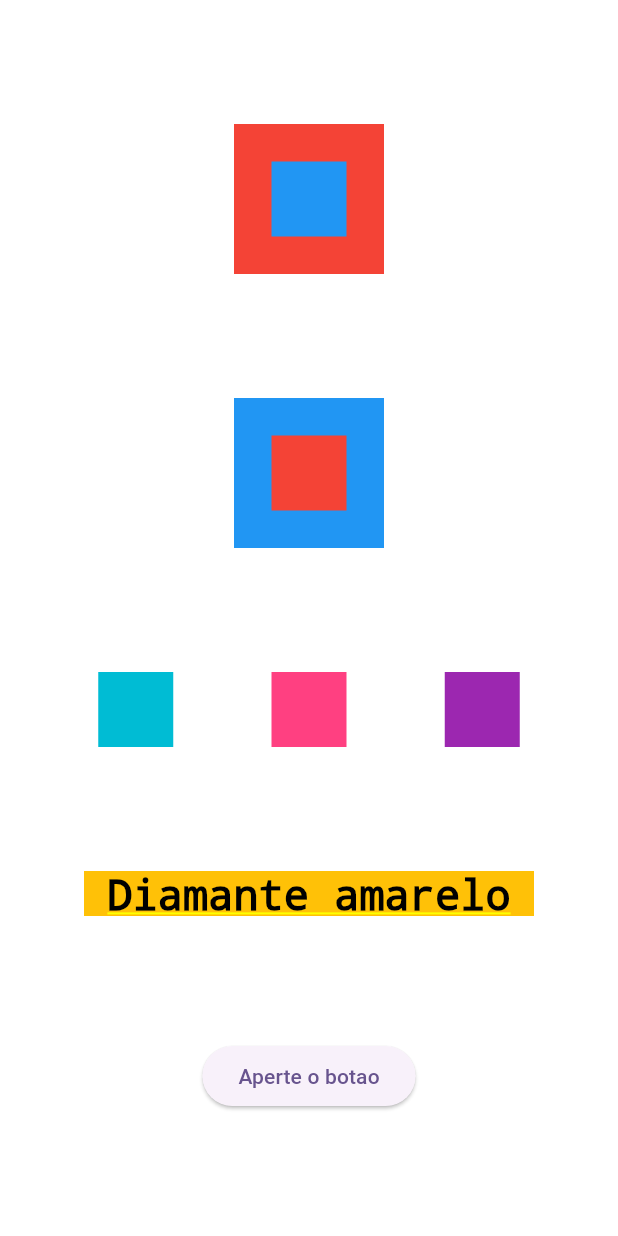
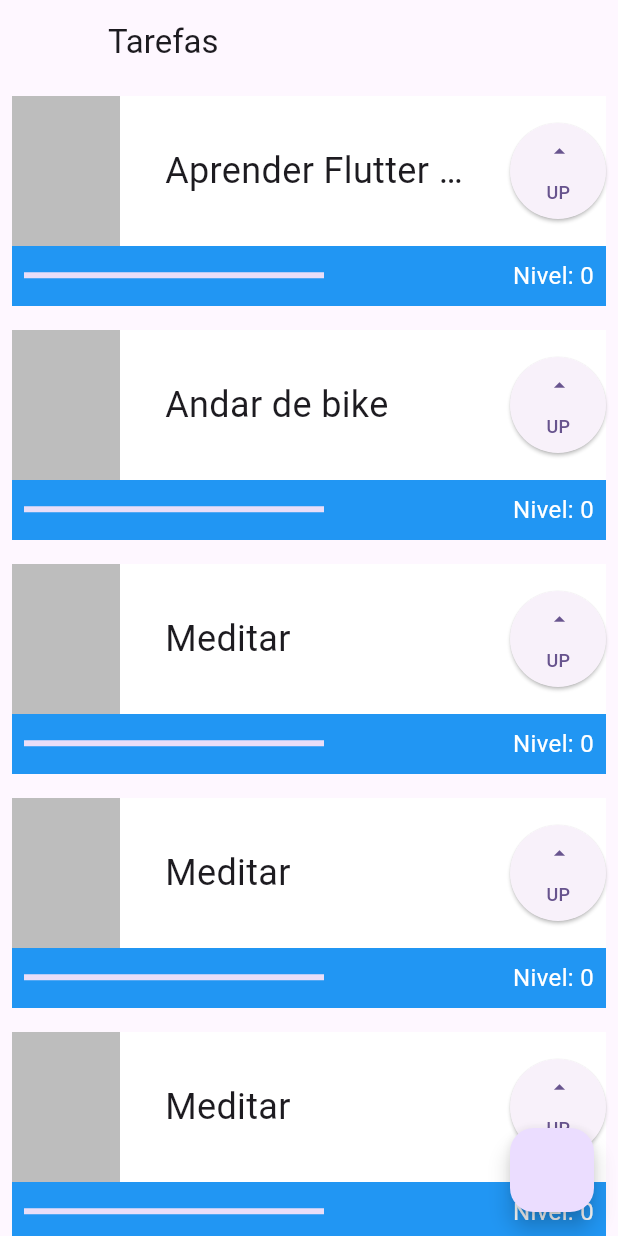
Before and after one commit to aleAcardoso/personal_tasks, a Flutter app: the screen it shows after launch, on a phone screen of 412 x 824 dp. Run offline on Flutter 3.47's test engine with Material 3 defaults, Android fonts, the phone set to English and light mode, and no system bars.

Commit message:
Explorando Stateless vs Stateful (#2)

```diff
--- a/lib/main.dart
+++ b/lib/main.dart
@@ -15,76 +15,119 @@ class MyApp extends StatelessWidget {
         colorScheme: ColorScheme.fromSeed(seedColor: Colors.deepPurple),
         useMaterial3: true,
       ),
-      home: Container(
-        color: Colors.white,
-        child: Column(
-          mainAxisAlignment: MainAxisAlignment.spaceEvenly,
-          crossAxisAlignment: CrossAxisAlignment.center,
+      home: Scaffold(
+        appBar: AppBar(
+          leading: Container(),
+          title: Text('Tarefas'),
+        ),
+        body: ListView(
           children: [
-            Stack(
-              alignment: AlignmentDirectional.center,
-              children: [
-                Container(
-                  color: Colors.red,
-                  width: 100,
-                  height: 100,
-                ),
-                Container(color: Colors.blue, width: 50, height: 50)
-              ],
-            ),
-            Stack(
-              alignment: AlignmentDirectional.center,
-              children: [
-                Container(
-                  color: Colors.blue,
-                  width: 100,
-                  height: 100,
-                ),
-                Container(color: Colors.red, width: 50, height: 50)
-              ],
-            ),
-            Row(
-              mainAxisAlignment: MainAxisAlignment.spaceEvenly,
-              crossAxisAlignment: CrossAxisAlignment.center,
-              children: [
-                Container(
-                  color: Colors.cyan,
-                  height: 50,
-                  width: 50,
-                ),
-                Container(
-                  color: Colors.pinkAccent,
-                  height: 50,
-                  width: 50,
-                ),
-                Container(
-                  color: Colors.purple,
-                  height: 50,
-                  width: 50,
-                )
-              ],
-            ),
-            Container(
-              color: Colors.amber,
-              height: 30,
-              width: 300,
-              child: const Text(
-                'Diamante amarelo',
-                style: TextStyle(color: Colors.black, fontSize: 28),
-                textAlign: TextAlign.center,
-              ),
-            ),
-            ElevatedButton(
-                onPressed: () {
-                  print('Voce apertou o botao');
-                },
-                child: const Text(
-                  'Aperte o botao'
-                )
-            ),
+            Task('Aprender Flutter comendo sucrilhos de manhã'),
+            Task('Andar de bike'),
+            Task('Meditar'),
+            Task('Meditar'),
+            Task('Meditar'),
+            Task('Meditar'),
+            Task('Meditar'),
+            Task('Meditar'),
           ],
         ),
+        floatingActionButton: FloatingActionButton(onPressed: () {}),
       ),
     );
   }
 }
+
+class Task extends StatefulWidget {
+  final String name;
+
+  const Task(this.name, {super.key});
+
+  @override
+  State<Task> createState() => _TaskState();
+}
+
+class _TaskState extends State<Task> {
+  int nivel = 0;
+  @override
+  Widget build(BuildContext context) {
+    return Padding(
+      padding: const EdgeInsets.all(8.0),
+      child: Stack(
+        children: [
+          Container(
+            color: Colors.blue,
+            height: 140,
+          ),
+          Column(
+            children: [
+              Container(
+                color: Colors.white,
+                height: 100,
+                child: Row(
+                  mainAxisAlignment: MainAxisAlignment.spaceBetween,
+                  children: [
+                    Container(
+                      color: Colors.black26,
+                      width: 72,
+                      height: 100,
+                    ),
+                    Container(
+                      width: 200,
+                      child: Text(
+                        widget.name,
+                        style: TextStyle(
+                            fontSize: 24, overflow: TextOverflow.ellipsis),
+                      ),
+                    ),
+                    Container(
+                      height: 64,
+                      width: 64,
+                      child: ElevatedButton(
+                          onPressed: () {
+                            setState(() {
+                              nivel++;
+                            });
+                          },
+                          child: const Column(
+                            mainAxisAlignment: MainAxisAlignment.spaceEvenly,
+                            crossAxisAlignment: CrossAxisAlignment.end,
+                            children: [
+                              Icon(Icons.arrow_drop_up),
+                              Text('UP', style: TextStyle(fontSize: 12),)
+                            ],
+                          )
+                      ),
+                    )
+                  ],
+                ),
+              ),
+              Row(
+                mainAxisAlignment: MainAxisAlignment.spaceBetween,
+                children: [
+                  Padding(
+                    padding: const EdgeInsets.all(8.0),
+                    child: Container(
+                        width: 200,
+                        child: LinearProgressIndicator(
+                          color: Colors.white,
+                          value: nivel/10,
+                        )
+                    ),
+                  ),
+                  Padding(
+                    padding: const EdgeInsets.all(8.0),
+                    child: Text(
+                      'Nivel: $nivel',
+                      style: TextStyle(color: Colors.white, fontSize: 16),
+                    ),
+                  ),
+                ],
+              )
+            ],
+          )
+        ],
+      ),
+    );
+  }
+}
```
Also changed, not shown: lib/first_screen.dart (added, +70 -0 lines).
